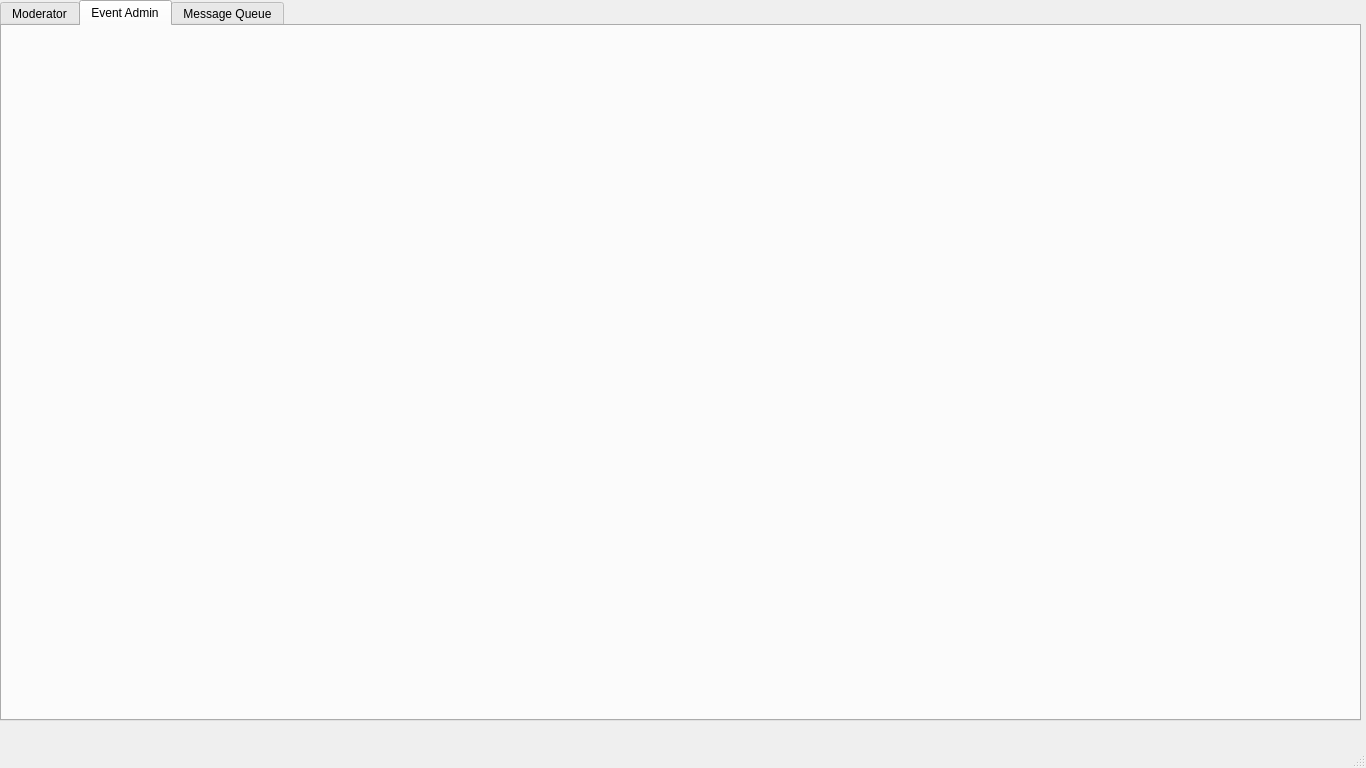
Above: moderator.ui from BobSegrest/eHaW before the change. Below: the same form after it.
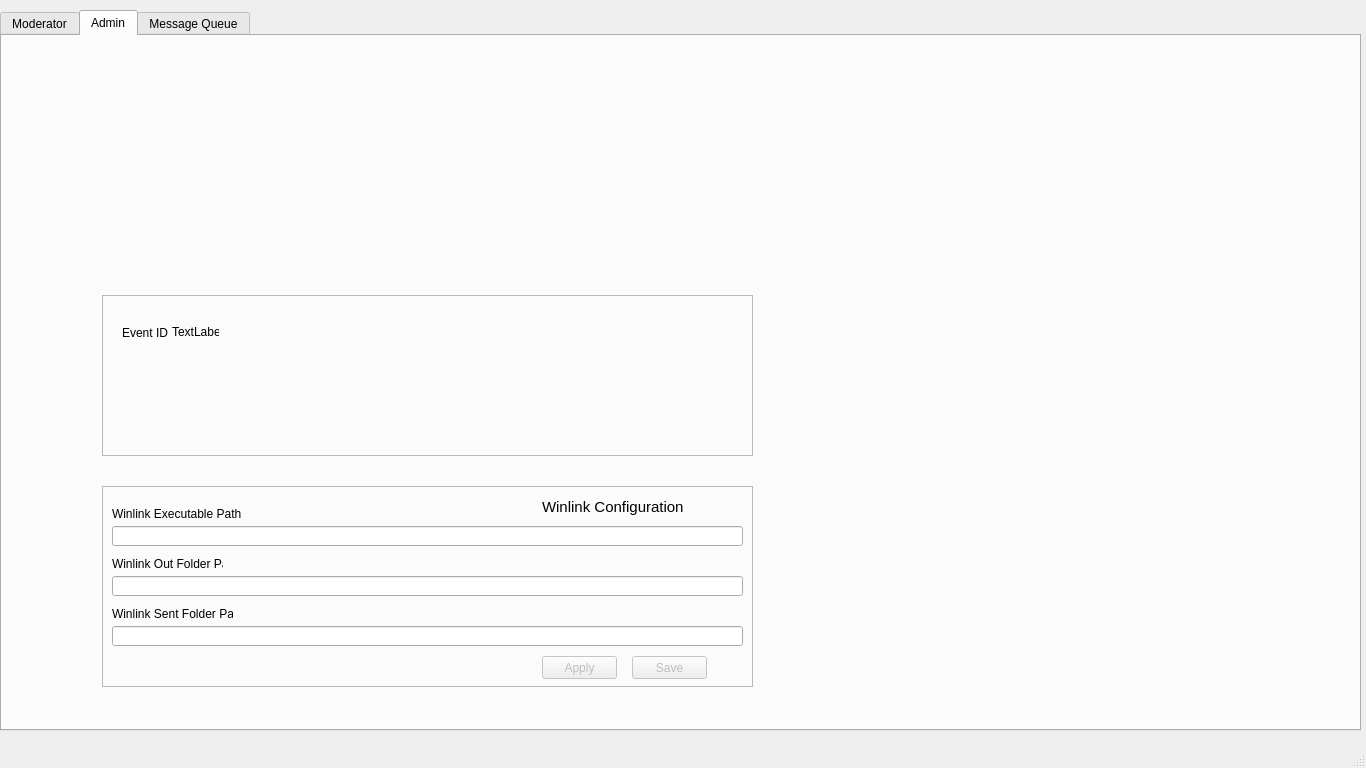
That is the form after the change. The open tabs and pages were chosen to show the change. Icons and pictures are not drawn.

Commit message: Basic query updating ehawCfg fields in ui

The edit to the form file:
```diff
--- a/moderator.ui
+++ b/moderator.ui
@@ -24,7 +24,7 @@
     <property name="geometry">
      <rect>
       <x>0</x>
-      <y>0</y>
+      <y>10</y>
       <width>1361</width>
       <height>721</height>
      </rect>
@@ -42,8 +42,185 @@
     </widget>
     <widget class="QWidget" name="tab_Admin">
      <attribute name="title">
-      <string>Event Admin</string>
+      <string>Admin</string>
      </attribute>
+     <widget class="QFrame" name="frame">
+      <property name="geometry">
+       <rect>
+        <x>100</x>
+        <y>450</y>
+        <width>651</width>
+        <height>201</height>
+       </rect>
+      </property>
+      <property name="frameShape">
+       <enum>QFrame::StyledPanel</enum>
+      </property>
+      <property name="frameShadow">
+       <enum>QFrame::Raised</enum>
+      </property>
+      <widget class="QLineEdit" name="ln_WinlinkExecPath">
+       <property name="geometry">
+        <rect>
+         <x>10</x>
+         <y>40</y>
+         <width>631</width>
+         <height>20</height>
+        </rect>
+       </property>
+      </widget>
+      <widget class="QLabel" name="label">
+       <property name="geometry">
+        <rect>
+         <x>10</x>
+         <y>20</y>
+         <width>141</width>
+         <height>16</height>
+        </rect>
+       </property>
+       <property name="text">
+        <string>Winlink Executable Path</string>
+       </property>
+      </widget>
+      <widget class="QLabel" name="label_2">
+       <property name="geometry">
+        <rect>
+         <x>10</x>
+         <y>70</y>
+         <width>111</width>
+         <height>16</height>
+        </rect>
+       </property>
+       <property name="text">
+        <string>Winlink Out Folder Path</string>
+       </property>
+      </widget>
+      <widget class="QLineEdit" name="ln_WinlinkOutPath">
+       <property name="geometry">
+        <rect>
+         <x>10</x>
+         <y>90</y>
+         <width>631</width>
+         <height>20</height>
+        </rect>
+       </property>
+      </widget>
+      <widget class="QLabel" name="label_3">
+       <property name="geometry">
+        <rect>
+         <x>10</x>
+         <y>120</y>
+         <width>121</width>
+         <height>16</height>
+        </rect>
+       </property>
+       <property name="text">
+        <string>Winlink Sent Folder Path</string>
+       </property>
+      </widget>
+      <widget class="QLineEdit" name="ln_WinlinkSentPath">
+       <property name="geometry">
+        <rect>
+         <x>10</x>
+         <y>140</y>
+         <width>631</width>
+         <height>20</height>
+        </rect>
+       </property>
+      </widget>
+      <widget class="QLabel" name="label_4">
+       <property name="geometry">
+        <rect>
+         <x>440</x>
+         <y>10</y>
+         <width>141</width>
+         <height>21</height>
+        </rect>
+       </property>
+       <property name="font">
+        <font>
+         <pointsize>11</pointsize>
+        </font>
+       </property>
+       <property name="text">
+        <string>Winlink Configuration</string>
+       </property>
+      </widget>
+      <widget class="QPushButton" name="pb_WinlinkApply">
+       <property name="enabled">
+        <bool>false</bool>
+       </property>
+       <property name="geometry">
+        <rect>
+         <x>440</x>
+         <y>170</y>
+         <width>75</width>
+         <height>23</height>
+        </rect>
+       </property>
+       <property name="text">
+        <string>Apply</string>
+       </property>
+      </widget>
+      <widget class="QPushButton" name="pb_WinlinkSave">
+       <property name="enabled">
+        <bool>false</bool>
+       </property>
+       <property name="geometry">
+        <rect>
+         <x>530</x>
+         <y>170</y>
+         <width>75</width>
+         <height>23</height>
+        </rect>
+       </property>
+       <property name="text">
+        <string>Save</string>
+       </property>
+      </widget>
+     </widget>
+     <widget class="QFrame" name="frame_2">
+      <property name="geometry">
+       <rect>
+        <x>100</x>
+        <y>259</y>
+        <width>651</width>
+        <height>161</height>
+       </rect>
+      </property>
+      <property name="frameShape">
+       <enum>QFrame::StyledPanel</enum>
+      </property>
+      <property name="frameShadow">
+       <enum>QFrame::Raised</enum>
+      </property>
+      <widget class="QLabel" name="label_9">
+       <property name="geometry">
+        <rect>
+         <x>20</x>
+         <y>30</y>
+         <width>91</width>
+         <height>16</height>
+        </rect>
+       </property>
+       <property name="text">
+        <string>Event ID</string>
+       </property>
+      </widget>
+      <widget class="QLabel" name="label_10">
+       <property name="geometry">
+        <rect>
+         <x>70</x>
+         <y>30</y>
+         <width>47</width>
+         <height>13</height>
+        </rect>
+       </property>
+       <property name="text">
+        <string>TextLabel</string>
+       </property>
+      </widget>
+     </widget>
     </widget>
     <widget class="QWidget" name="tab_Queue">
      <attribute name="title">
```
Left out of the diff: 8 changed lines with no effect on the pictures. The commit also changes 4 other files.
